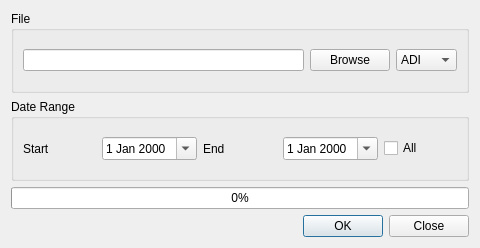
Before: the Qt Designer form ui/ExportDialog.ui in k5mcd/QLog, drawn with Qt 5.
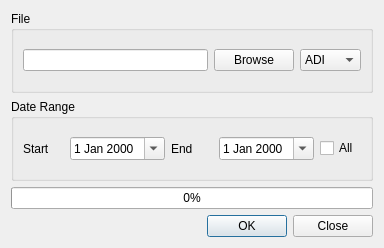
After: the same form once the commit is applied. Icons and pictures are not drawn.

Commit message: Export/Import: Changed dialogs size

The edit to the form file:
```diff
--- a/ui/ExportDialog.ui
+++ b/ui/ExportDialog.ui
@@ -6,7 +6,7 @@
    <rect>
     <x>0</x>
     <y>0</y>
-    <width>480</width>
+    <width>384</width>
     <height>248</height>
    </rect>
   </property>
```
The commit also changes 1 other file.
